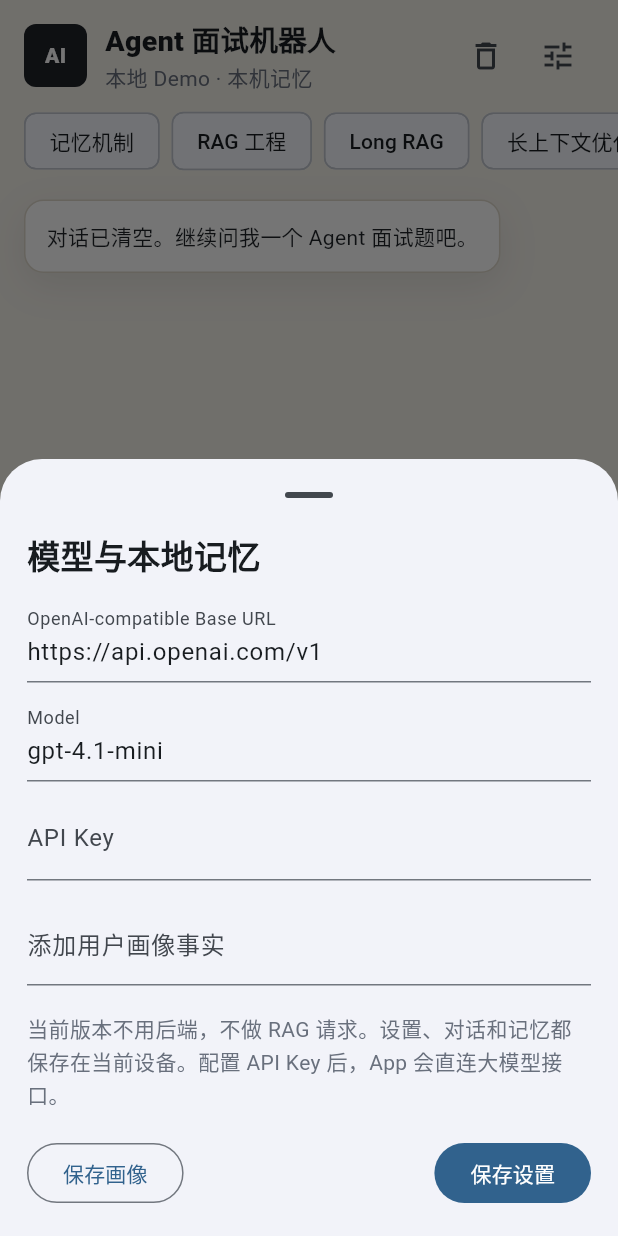
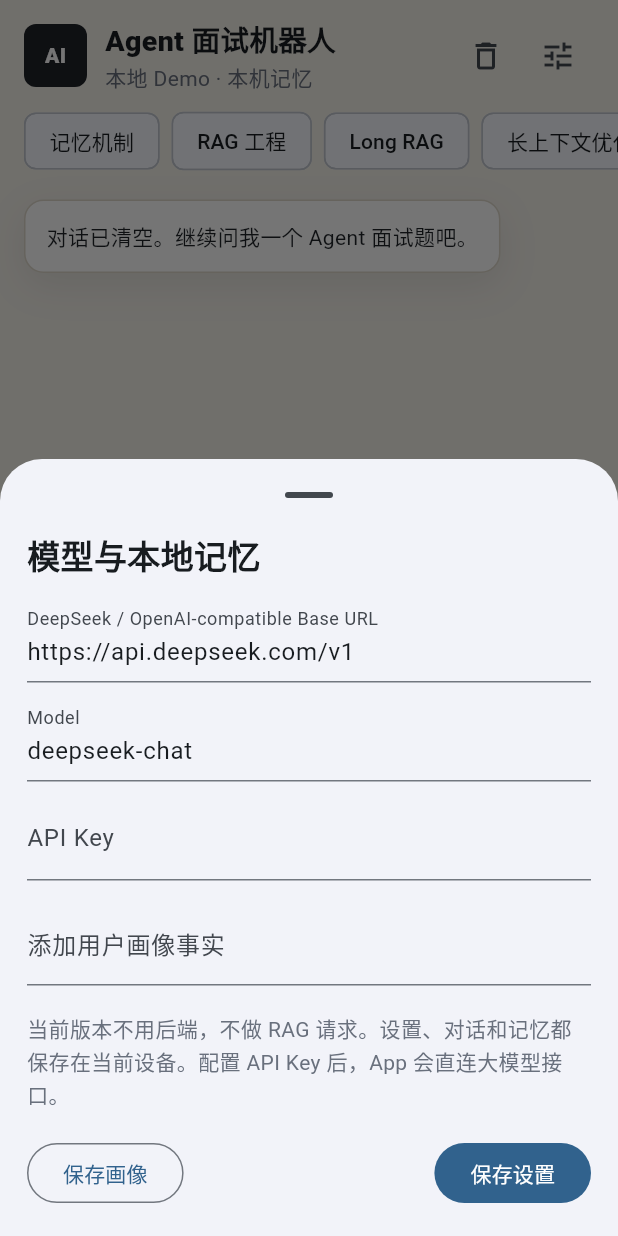
Before and after one commit to cuizihao1992/llm-agent-interview-lab, a Flutter app: the screen it shows after launch, after a tap on the "delete outline" icon, after a tap on the "tune" icon, on a phone screen of 412 x 824 dp. Run offline on Flutter 3.47's test engine with Material 3 defaults, Android fonts, the phone set to English and light mode, and no system bars; our stand-ins replace shared_preferences.

Commit message:
Default mobile app to DeepSeek

```diff
--- a/apps/flutter_agent_interview/lib/main.dart
+++ b/apps/flutter_agent_interview/lib/main.dart
@@ -3,6 +3,9 @@ import 'dart:convert';
 import 'package:flutter/material.dart';
 import 'package:http/http.dart' as http;
 import 'package:shared_preferences/shared_preferences.dart';
+
+const defaultModelBaseUrl = 'https://api.deepseek.com/v1';
+const defaultModelName = 'deepseek-chat';
 
 void main() {
   runApp(const AgentInterviewApp());
@@ -117,8 +120,8 @@ class LocalStore {
   Future<ModelSettings> loadSettings() async {
     final prefs = await SharedPreferences.getInstance();
     return ModelSettings(
-      baseUrl: prefs.getString(_baseUrlKey) ?? 'https://api.openai.com/v1',
-      model: prefs.getString(_modelKey) ?? 'gpt-4.1-mini',
+      baseUrl: prefs.getString(_baseUrlKey) ?? defaultModelBaseUrl,
+      model: prefs.getString(_modelKey) ?? defaultModelName,
       apiKey: prefs.getString(_apiKeyKey) ?? '',
     );
   }
@@ -147,8 +150,8 @@ class _ChatScreenState extends State<ChatScreen> {
   List<ChatMessage> _messages = [];
   List<String> _facts = [];
   ModelSettings _settings = const ModelSettings(
-    baseUrl: 'https://api.openai.com/v1',
-    model: 'gpt-4.1-mini',
+    baseUrl: defaultModelBaseUrl,
+    model: defaultModelName,
     apiKey: '',
   );
   bool _sending = false;
@@ -569,7 +572,7 @@ class _SettingsSheetState extends State<SettingsSheet> {
             const SizedBox(height: 14),
             TextField(
               controller: _baseUrl,
-              decoration: const InputDecoration(labelText: 'OpenAI-compatible Base URL'),
+              decoration: const InputDecoration(labelText: 'DeepSeek / OpenAI-compatible Base URL'),
             ),
             const SizedBox(height: 10),
             TextField(
@@ -615,8 +618,8 @@ class _SettingsSheetState extends State<SettingsSheet> {
                     Navigator.of(context).pop(
                       _SettingsResult(
                         settings: ModelSettings(
-                          baseUrl: _baseUrl.text.trim().isEmpty ? 'https://api.openai.com/v1' : _baseUrl.text.trim(),
-                          model: _model.text.trim().isEmpty ? 'gpt-4.1-mini' : _model.text.trim(),
+                          baseUrl: _baseUrl.text.trim().isEmpty ? defaultModelBaseUrl : _baseUrl.text.trim(),
+                          model: _model.text.trim().isEmpty ? defaultModelName : _model.text.trim(),
                           apiKey: _apiKey.text.trim(),
                         ),
                         facts: _facts,
```
Also changed, not shown: 1 other file.
